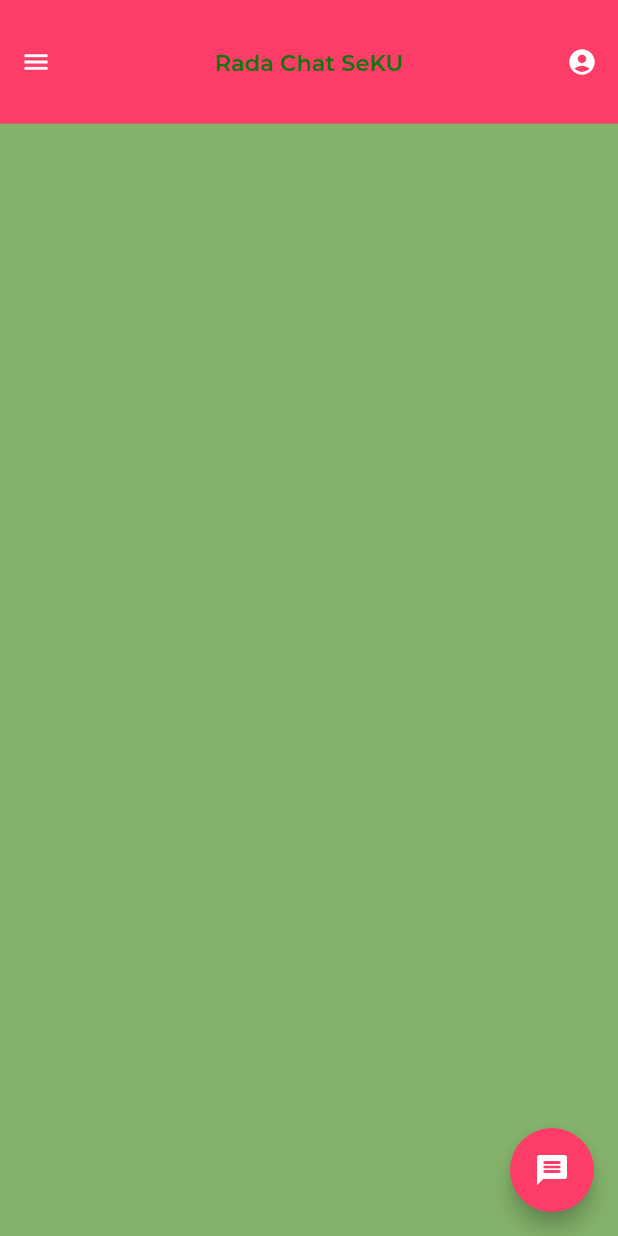
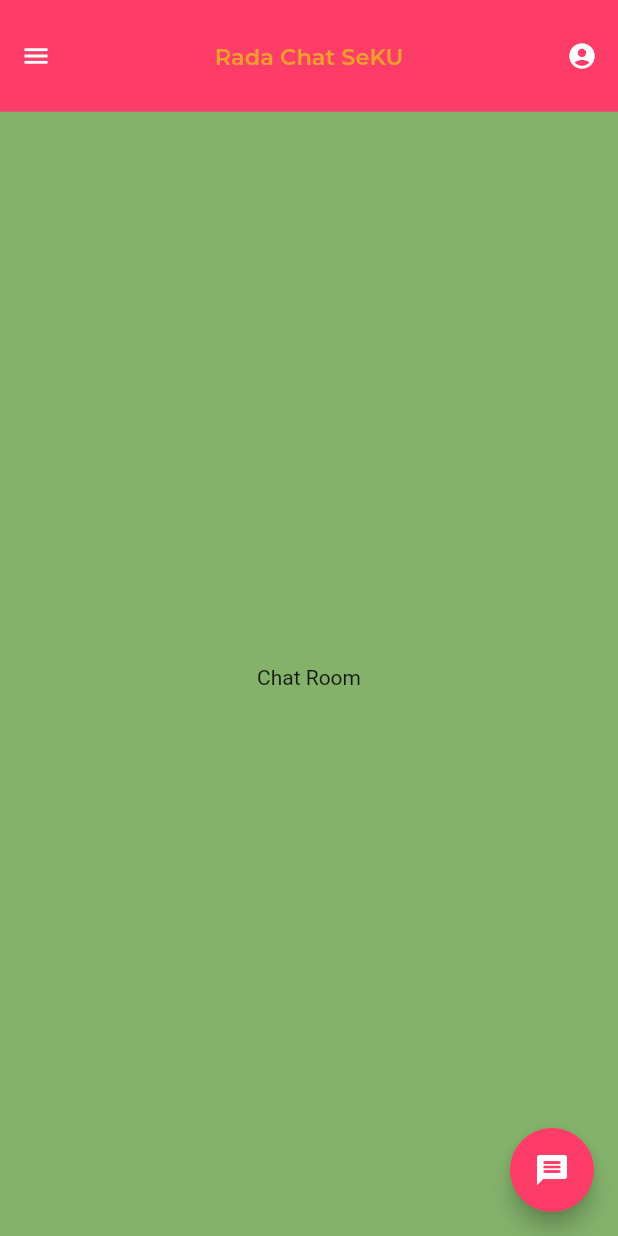
Before and after one commit to denmau-zz/rada_chat, a Flutter app: the screen it shows after launch, on a phone screen of 412 x 824 dp. Run offline on Flutter 3.47's test engine with Material 2 defaults, Android fonts, the phone set to English and light mode, and no system bars.

Commit message:
chat page view setup

```diff
--- a/lib/constants/constants.dart
+++ b/lib/constants/constants.dart
@@ -5,6 +5,8 @@ const kAscentGreen = Color(0xFF84B26B);
 const kSecondaryAppThemeColor = Color(0xFFFD3C67);
 const kTextColorWhite = Color(0xFFFFFFFF);
 const kBlackTextColor = Color(0xFF000000);
+const kOrangeAscent = Color(0xFFF09E2D);
+
 
 const kButtonTextStyle = TextStyle(
   fontFamily: 'Montserrat',
@@ -16,7 +18,7 @@ const kButtonTextStyle = TextStyle(
 var kThemedTextTitleStyle = TextStyle(
   fontFamily: 'Montserrat',
   fontWeight: FontWeight.w600,
-  color: kAppThemeColor,
+  color: kOrangeAscent,
   fontSize: 15,
 );
 
--- a/lib/screens/chat/ChatScreen.dart
+++ b/lib/screens/chat/ChatScreen.dart
@@ -19,6 +19,7 @@ class _ChatScreenState extends State<ChatScreen> {
   Widget build(BuildContext context) {
     final _scaffoldKey = GlobalKey<ScaffoldState>();
     log("Entered chat screen");
+    final PageController _controller = PageController(initialPage: 0);
 
     var menuBarIcons = Row(
       mainAxisAlignment: MainAxisAlignment.spaceBetween,
@@ -60,10 +61,24 @@ class _ChatScreenState extends State<ChatScreen> {
                   child: menuBarIcons,
                 ),
               ),
+              SizedBox(
+                height: 5.0,
+              ),
               Expanded(
-                flex: 9,
+                flex: 10,
                 child: Container(
                   color: Colors.transparent,
+                  child: PageView(
+                    controller: _controller,
+                    children: const <Widget>[
+                      Center(
+                        child: Text('Chat Room'),
+                      ),
+                      Center(
+                        child: Text('Chat Group'),
+                      ),
+                    ],
+                  ),
                 ),
               )
             ],
@@ -77,7 +92,7 @@ class _ChatScreenState extends State<ChatScreen> {
         onPressed: () {
           log("Floating action button pressed");
           ScaffoldMessenger.of(context).showSnackBar(SnackBar(
-            content: Text("Starting a new chat ..."),
+            content: Text("Starting a new chat..."),
           ));
         },
       ),
```
